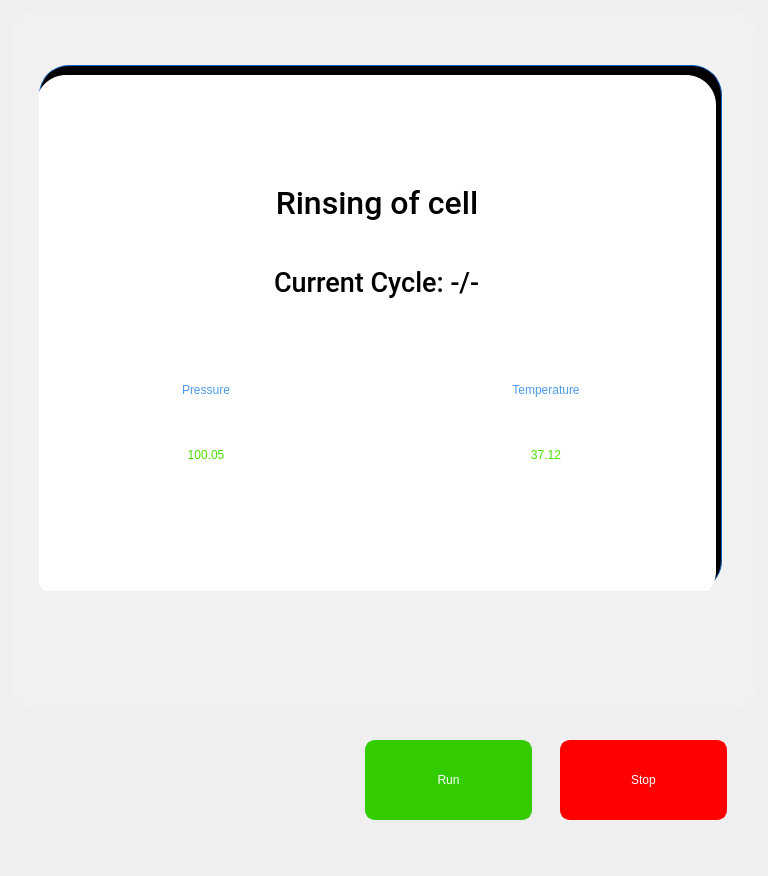
Above: pApp-22-June-2021/scleaning.ui from ChandraMVE/PSSC_QT_Development before the change. Below: the same form after it.
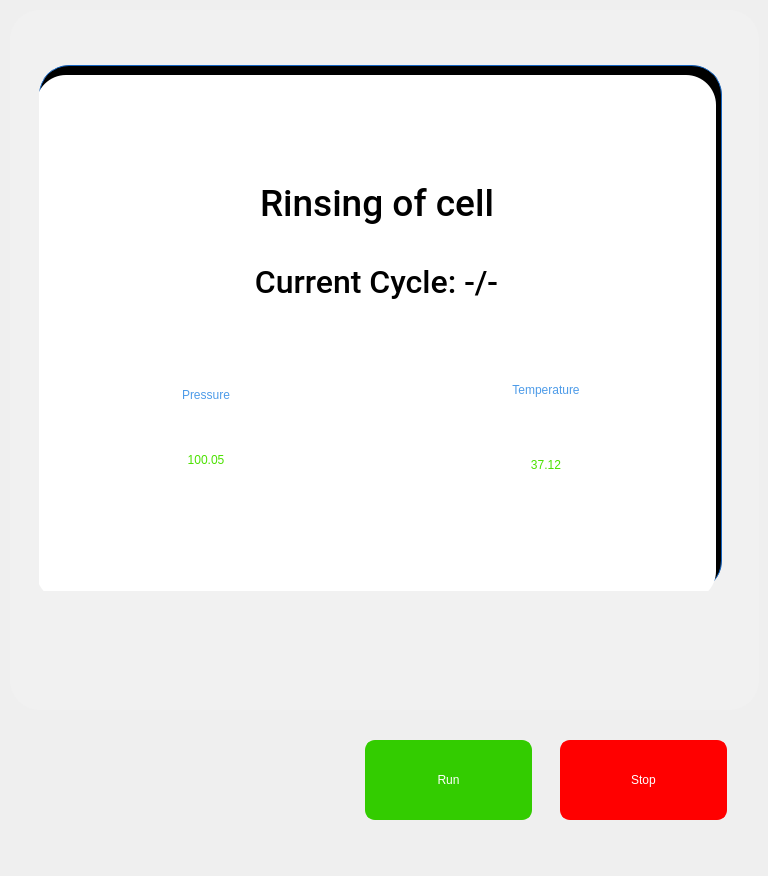
That is the form after the change.

What changed in the file:
```diff
--- a/pApp-22-June-2021/scleaning.ui
+++ b/pApp-22-June-2021/scleaning.ui
@@ -292,8 +292,8 @@
         <property name="font">
          <font>
           <family>Roboto Medium</family>
-          <pointsize>24</pointsize>
-          <weight>9</weight>
+          <pointsize>28</pointsize>
+          <weight>10</weight>
           <italic>false</italic>
           <bold>false</bold>
          </font>
@@ -334,7 +334,7 @@
          <property name="geometry">
           <rect>
            <x>340</x>
-           <y>70</y>
+           <y>80</y>
            <width>340</width>
            <height>70</height>
           </rect>
@@ -354,7 +354,7 @@
          <property name="geometry">
           <rect>
            <x>0</x>
-           <y>70</y>
+           <y>75</y>
            <width>340</width>
            <height>70</height>
           </rect>
@@ -394,7 +394,7 @@
          <property name="geometry">
           <rect>
            <x>0</x>
-           <y>5</y>
+           <y>10</y>
            <width>340</width>
            <height>70</height>
           </rect>
@@ -423,8 +423,8 @@
         <property name="font">
          <font>
           <family>Roboto Medium</family>
-          <pointsize>20</pointsize>
-          <weight>9</weight>
+          <pointsize>24</pointsize>
+          <weight>10</weight>
           <italic>false</italic>
           <bold>false</bold>
          </font>
```
Left out of the diff: 12 changed lines with no effect on the pictures.
